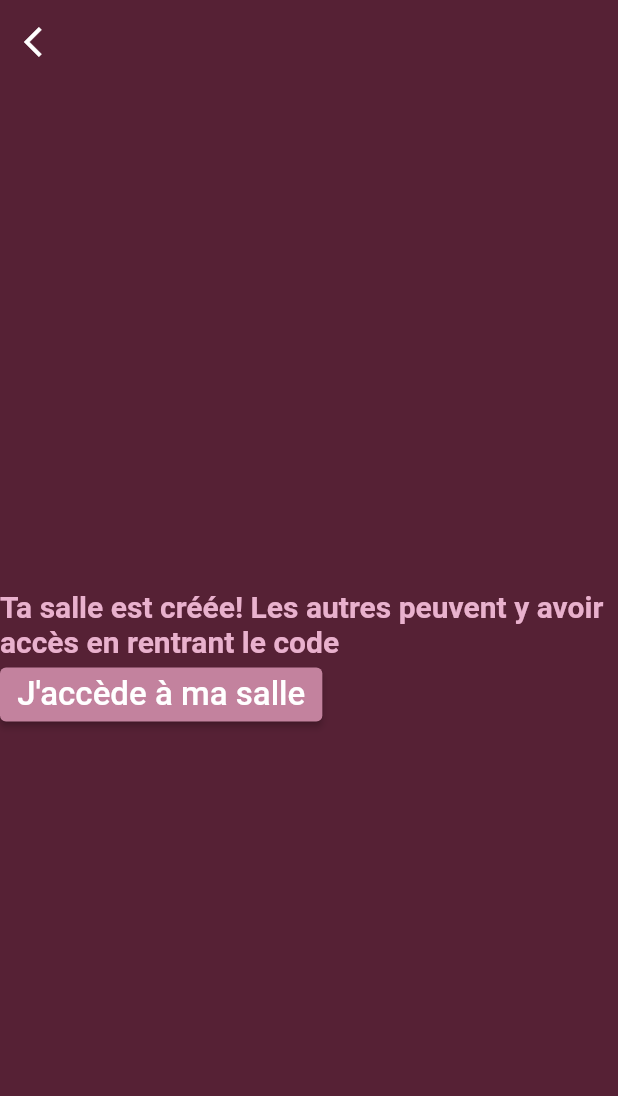
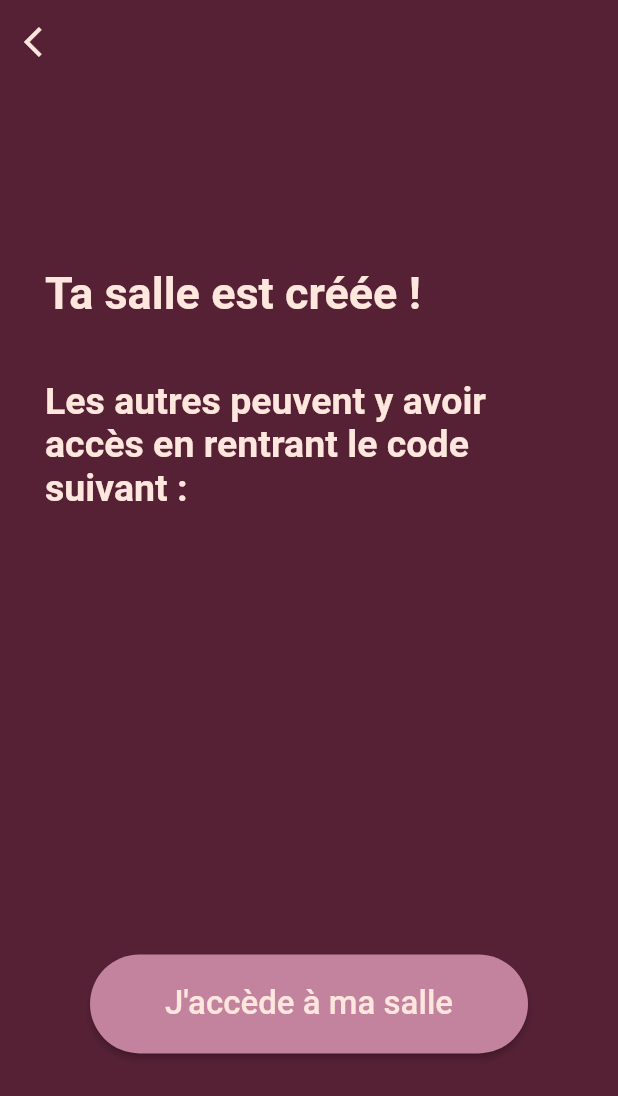
Before and after one commit to Bobbyberu/musiquami, a Flutter app: the RoomSas screen opened directly with empty values, on a phone screen of 412 x 824 dp. Shown: the top 1096 px of the screen. Run offline on Flutter 3.47's test engine with Material 2 defaults, Android fonts, the phone set to English and light mode, and no system bars; our stand-ins replace another_flushbar, connectivity, dio, easy_debounce, firebase_database, flutter_multi_formatter and 2 more; accounts and stored records are empty.

Commit message:
Styling RoomSas page

```diff
--- a/lib/widgets/roomsas/RoomSas.dart
+++ b/lib/widgets/roomsas/RoomSas.dart
@@ -10,23 +10,58 @@ class RoomSas extends StatelessWidget {
 
   @override
   Widget build(BuildContext context) {
-    return Scaffold(
+    return WillPopScope(
+        // pop straight to homepage instead of SpotifyAuth webpage
+        onWillPop: () async {
+          Navigator.of(context).popUntil((route) => route.isFirst);
+          return true;
+        },
+        child: Scaffold(
             appBar: AppBar(leading: Builder(builder: (BuildContext context) {
               return IconButton(
                 icon: Icon(Icons.arrow_back_ios),
                 onPressed: () {
-              Navigator.of(context).pop();
+                  Navigator.of(context).popUntil((route) => route.isFirst);
                 },
+                color: Theme.of(context).accentColor,
               );
             })),
-        body: Center(
+            body: Column(
+                mainAxisAlignment: MainAxisAlignment.spaceEvenly,
+                children: [
+                  Padding(
+                      padding: EdgeInsets.fromLTRB(30, 0, 30, 0),
                       child: Wrap(children: [
+                        Padding(
+                            padding: EdgeInsets.fromLTRB(0, 0, 0, 40),
+                            child: Text('Ta salle est créée !',
+                                style: Theme.of(context)
+                                    .textTheme
+                                    .headline1
+                                    .copyWith(fontSize: 30))),
                         Text(
-              'Ta salle est créée! Les autres peuvent y avoir accès en rentrant le code $roomCode'),
-          ElevatedButton(
-              onPressed: () => Navigator.of(context).push(new MaterialPageRoute(
-                  builder: (context) => new Room(code: roomCode))),
-              child: Text('J\'accède à ma salle'))
+                            'Les autres peuvent y avoir accès en rentrant le code suivant :',
+                            style: Theme.of(context)
+                                .textTheme
+                                .headline1
+                                .copyWith(fontSize: 25))
+                      ])),
+                  Text(roomCode,
+                      style: Theme.of(context)
+                          .textTheme
+                          .headline1
+                          .copyWith(fontSize: 45)),
+                  Padding(
+                      padding: EdgeInsets.fromLTRB(60, 0, 60, 0),
+                      child: ElevatedButton(
+                        onPressed: () => Navigator.of(context).push(
+                            new MaterialPageRoute(
+                                builder: (context) =>
+                                    new Room(code: roomCode))),
+                        child: Text('J\'accède à ma salle',
+                            style: Theme.of(context).textTheme.button),
+                        style: Theme.of(context).elevatedButtonTheme.style,
+                      ))
                 ])));
   }
 }
```
Also changed, not shown: lib/main.dart (+12 -0 lines), lib/widgets/accessroom/AccessRoom.dart (+1 -11 lines), lib/widgets/home/Home.dart (+6 -12 lines). Lines whose indentation alone changed are shown as unchanged.
